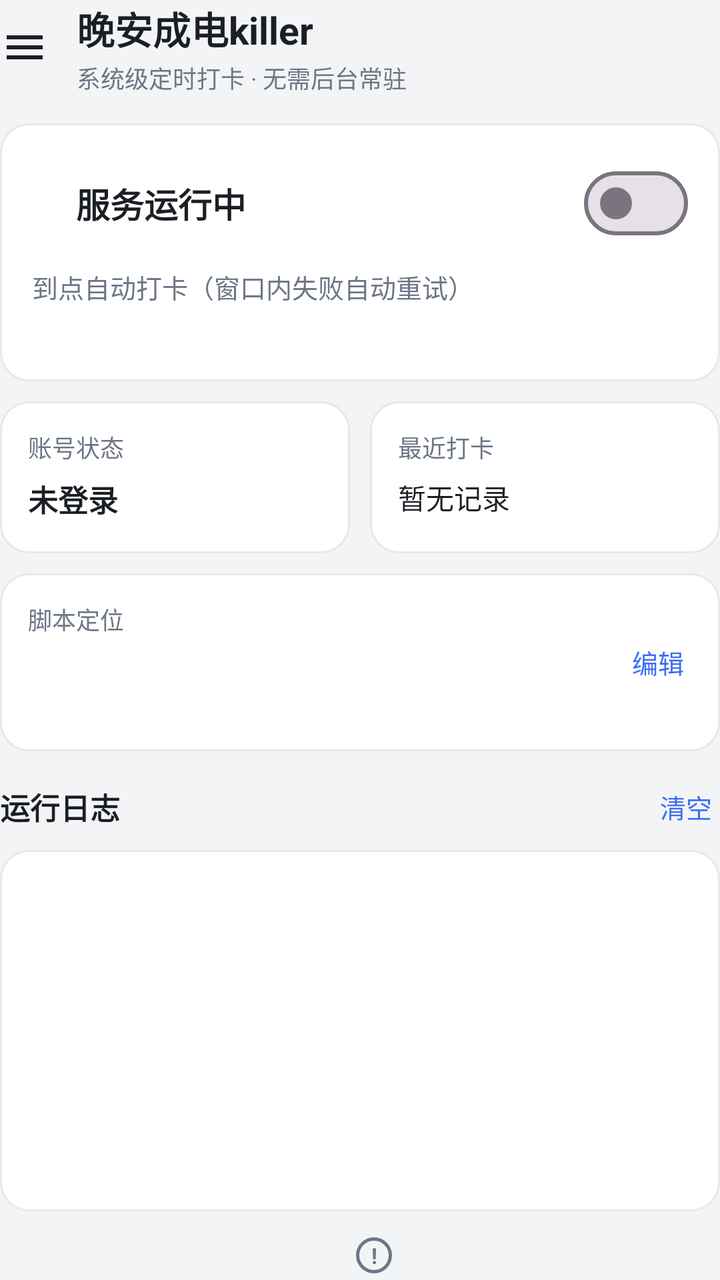
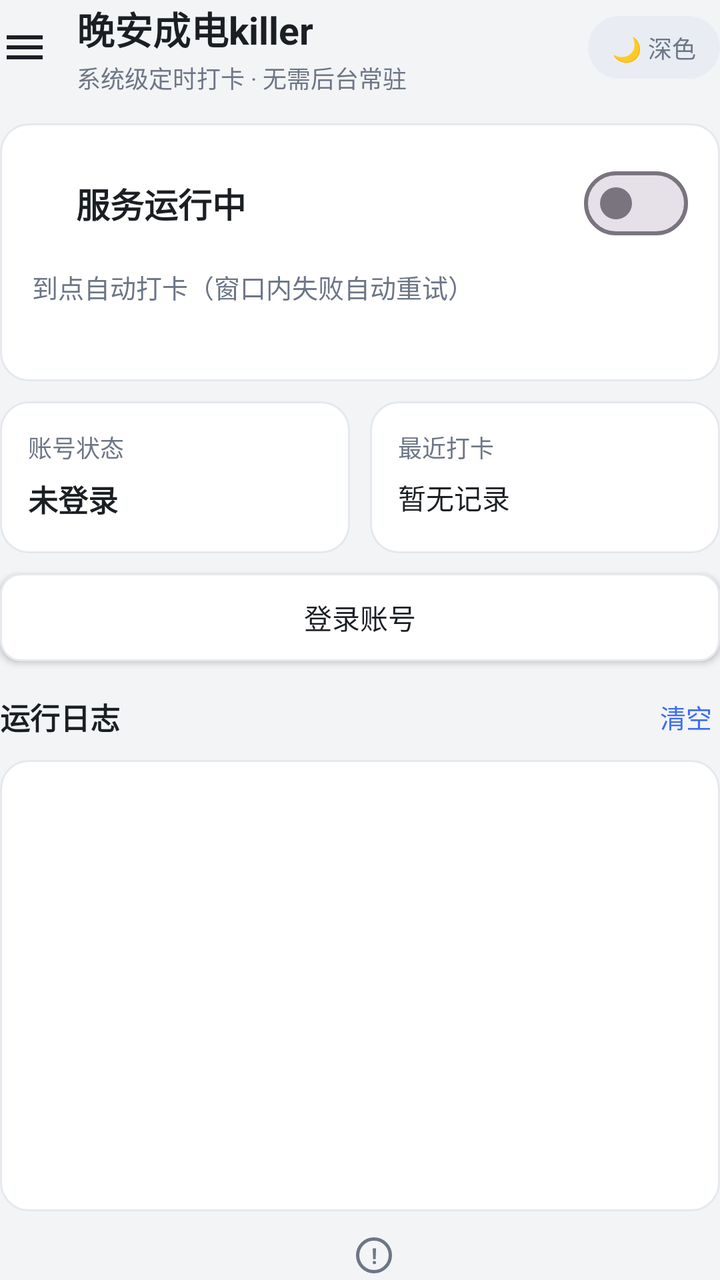

The first picture is an Android layout as it rendered before a commit; the second is the same layout after the commit. The layout source and the unified diff follow.
<!-- AndroidManifest.xml: application theme Theme.GNCheckin -->
<!-- res/layout/activity_main.xml -->
<?xml version="1.0" encoding="utf-8"?>
<androidx.drawerlayout.widget.DrawerLayout xmlns:android="http://schemas.android.com/apk/res/android"
    android:id="@+id/drawerLayout"
    android:layout_width="match_parent"
    android:layout_height="match_parent">

    
    <LinearLayout
        android:id="@+id/mainContent"
        android:layout_width="match_parent"
        android:layout_height="match_parent"
        android:animateLayoutChanges="true"
        android:background="@color/bg"
        android:orientation="vertical">

        
        <LinearLayout
            android:layout_width="match_parent"
            android:layout_height="wrap_content"
            android:gravity="center_vertical"
            android:orientation="horizontal">

            <ImageView
                android:id="@+id/btnMenu"
                android:layout_width="40dp"
                android:layout_height="40dp"
                android:layout_marginStart="-8dp"
                android:background="?attr/selectableItemBackgroundBorderless"
                android:contentDescription="@string/menu_cd"
                android:padding="8dp"
                android:src="@drawable/ic_menu" />

            <LinearLayout
                android:layout_width="0dp"
                android:layout_height="wrap_content"
                android:layout_marginStart="6dp"
                android:layout_weight="1"
                android:orientation="vertical">

                <TextView
                    android:layout_width="wrap_content"
                    android:layout_height="wrap_content"
                    android:text="@string/app_name"
                    android:textColor="@color/text_primary"
                    android:textSize="19sp"
                    android:textStyle="bold" />

                <TextView
                    android:layout_width="wrap_content"
                    android:layout_height="wrap_content"
                    android:layout_marginTop="2dp"
                    android:text="@string/dashboard_subtitle"
                    android:textColor="@color/text_secondary"
                    android:textSize="12sp" />
            </LinearLayout>

            
        </LinearLayout>

    
    <LinearLayout
        android:layout_width="match_parent"
        android:layout_height="wrap_content"
        android:layout_marginTop="14dp"
        android:background="@drawable/bg_card"
        android:orientation="vertical"
        android:padding="16dp">

        <LinearLayout
            android:layout_width="match_parent"
            android:layout_height="wrap_content"
            android:gravity="center_vertical"
            android:orientation="horizontal">

            <View
                android:id="@+id/dotStatus"
                android:layout_width="12dp"
                android:layout_height="12dp" />

            <TextView
                android:id="@+id/tvServiceTitle"
                android:layout_width="0dp"
                android:layout_height="wrap_content"
                android:layout_marginStart="10dp"
                android:layout_weight="1"
                android:text="@string/service_on_title"
                android:textColor="@color/text_primary"
                android:textSize="17sp"
                android:textStyle="bold" />

            <ProgressBar
                android:id="@+id/progressBusy"
                style="?android:attr/progressBarStyleSmall"
                android:layout_width="wrap_content"
                android:layout_height="wrap_content"
                android:layout_marginEnd="12dp"
                android:indeterminateTint="@color/accent"
                android:visibility="gone" />

            <com.google.android.material.materialswitch.MaterialSwitch
                android:id="@+id/switchService"
                android:layout_width="wrap_content"
                android:layout_height="wrap_content" />
        </LinearLayout>

        <TextView
            android:id="@+id/tvServiceSub"
            android:layout_width="match_parent"
            android:layout_height="wrap_content"
            android:layout_marginTop="8dp"
            android:text="@string/service_on_sub"
            android:textColor="@color/text_secondary"
            android:textSize="13sp" />

        <TextView
            android:id="@+id/tvNext"
            android:layout_width="match_parent"
            android:layout_height="wrap_content"
            android:layout_marginTop="4dp"
            android:textColor="@color/text_secondary"
            android:textSize="13sp" />
    </LinearLayout>

    
    <LinearLayout
        android:layout_width="match_parent"
        android:layout_height="wrap_content"
        android:layout_marginTop="10dp"
        android:orientation="horizontal">

        <LinearLayout
            android:id="@+id/cardAccount"
            android:layout_width="0dp"
            android:layout_height="match_parent"
            android:layout_weight="1"
            android:background="@drawable/bg_card"
            android:clickable="true"
            android:focusable="true"
            android:foreground="?attr/selectableItemBackground"
            android:minHeight="76dp"
            android:orientation="vertical"
            android:padding="14dp">

            <TextView
                android:layout_width="wrap_content"
                android:layout_height="wrap_content"
                android:text="@string/account_label"
                android:textColor="@color/text_secondary"
                android:textSize="12sp" />

            <TextView
                android:id="@+id/tvAccount"
                android:layout_width="wrap_content"
                android:layout_height="wrap_content"
                android:layout_marginTop="6dp"
                android:text="@string/not_logged"
                android:textColor="@color/text_primary"
                android:textSize="15sp"
                android:textStyle="bold" />
        </LinearLayout>

        <LinearLayout
            android:layout_width="0dp"
            android:layout_height="match_parent"
            android:layout_marginStart="10dp"
            android:layout_weight="1"
            android:background="@drawable/bg_card"
            android:minHeight="76dp"
            android:orientation="vertical"
            android:padding="14dp">

            <TextView
                android:layout_width="wrap_content"
                android:layout_height="wrap_content"
                android:text="@string/last_label"
                android:textColor="@color/text_secondary"
                android:textSize="12sp" />

            <TextView
                android:id="@+id/tvLast"
                android:layout_width="match_parent"
                android:layout_height="wrap_content"
                android:layout_marginTop="6dp"
                android:ellipsize="end"
                android:maxLines="2"
                android:text="@string/no_record"
                android:textColor="@color/text_primary"
                android:textSize="14sp" />
        </LinearLayout>
    </LinearLayout>

    
    <LinearLayout
        android:id="@+id/cardLocation"
        android:layout_width="match_parent"
        android:layout_height="wrap_content"
        android:layout_marginTop="10dp"
        android:background="@drawable/bg_card"
        android:clickable="true"
        android:focusable="true"
        android:foreground="?attr/selectableItemBackground"
        android:gravity="center_vertical"
        android:orientation="horizontal"
        android:padding="14dp">

        <LinearLayout
            android:layout_width="0dp"
            android:layout_height="wrap_content"
            android:layout_weight="1"
            android:orientation="vertical">

            <TextView
                android:layout_width="wrap_content"
                android:layout_height="wrap_content"
                android:text="@string/location_card_title"
                android:textColor="@color/text_secondary"
                android:textSize="12sp" />

            <TextView
                android:id="@+id/tvLocationCoords"
                android:layout_width="wrap_content"
                android:layout_height="wrap_content"
                android:layout_marginTop="6dp"
                android:textColor="@color/text_primary"
                android:textSize="14sp"
                android:textStyle="bold" />

            <TextView
                android:id="@+id/tvLocationDistance"
                android:layout_width="wrap_content"
                android:layout_height="wrap_content"
                android:layout_marginTop="2dp"
                android:textColor="@color/text_secondary"
                android:textSize="12sp" />
        </LinearLayout>

        <TextView
            android:layout_width="wrap_content"
            android:layout_height="wrap_content"
            android:padding="4dp"
            android:text="@string/location_edit"
            android:textColor="@color/accent"
            android:textSize="13sp" />
    </LinearLayout>

    

    
    <LinearLayout
        android:layout_width="match_parent"
        android:layout_height="wrap_content"
        android:layout_marginTop="14dp"
        android:gravity="center_vertical"
        android:orientation="horizontal">

        <TextView
            android:layout_width="0dp"
            android:layout_height="wrap_content"
            android:layout_weight="1"
            android:text="@string/log_section"
            android:textColor="@color/text_primary"
            android:textSize="15sp"
            android:textStyle="bold" />

        <TextView
            android:id="@+id/btnClearLog"
            android:layout_width="wrap_content"
            android:layout_height="wrap_content"
            android:padding="4dp"
            android:text="@string/log_clear"
            android:textColor="@color/accent"
            android:textSize="13sp" />
    </LinearLayout>

    <LinearLayout
        android:layout_width="match_parent"
        android:layout_height="0dp"
        android:layout_marginTop="8dp"
        android:layout_weight="1"
        android:background="@drawable/bg_card"
        android:orientation="vertical"
        android:padding="12dp">

        <ScrollView
            android:id="@+id/scrollConsole"
            android:layout_width="match_parent"
            android:layout_height="0dp"
            android:layout_weight="1"
            android:scrollbars="vertical">

            <TextView
                android:id="@+id/tvConsole"
                android:layout_width="match_parent"
                android:layout_height="wrap_content"
                android:lineSpacingExtra="4dp"
                android:textColor="@color/console_text"
                android:textIsSelectable="true"
                android:textSize="12sp" />
        </ScrollView>
    </LinearLayout>

    
    <LinearLayout
        android:layout_width="match_parent"
        android:layout_height="wrap_content"
        android:layout_marginTop="10dp"
        android:gravity="center"
        android:orientation="horizontal">

        <TextView
            android:id="@+id/tvVersion"
            android:layout_width="wrap_content"
            android:layout_height="wrap_content"
            android:padding="4dp"
            android:textColor="@color/text_secondary"
            android:textSize="12sp" />

        <TextView
            android:id="@+id/btnAbout"
            android:layout_width="18dp"
            android:layout_height="18dp"
            android:layout_marginStart="6dp"
            android:background="@drawable/bg_icon_circle"
            android:contentDescription="@string/about_cd"
            android:foreground="?attr/selectableItemBackgroundBorderless"
            android:gravity="center"
            android:text="!"
            android:textColor="@color/text_secondary"
            android:textSize="11sp"
            android:textStyle="bold" />
    </LinearLayout>
    </LinearLayout>

    
    <LinearLayout
        android:id="@+id/drawerPanel"
        android:layout_width="280dp"
        android:layout_height="match_parent"
        android:layout_gravity="start"
        android:background="@color/card"
        android:orientation="vertical">

        <LinearLayout
            android:layout_width="match_parent"
            android:layout_height="wrap_content"
            android:orientation="vertical"
            android:paddingStart="20dp"
            android:paddingTop="22dp"
            android:paddingEnd="20dp"
            android:paddingBottom="16dp">

            <TextView
                android:layout_width="wrap_content"
                android:layout_height="wrap_content"
                android:text="@string/app_name"
                android:textColor="@color/text_primary"
                android:textSize="18sp"
                android:textStyle="bold" />

            <TextView
                android:layout_width="wrap_content"
                android:layout_height="wrap_content"
                android:layout_marginTop="4dp"
                android:text="@string/drawer_subtitle"
                android:textColor="@color/text_secondary"
                android:textSize="12sp" />
        </LinearLayout>

        <View
            android:layout_width="match_parent"
            android:layout_height="1dp"
            android:background="@color/card_stroke" />

        
        <LinearLayout
            android:id="@+id/rowDark"
            android:layout_width="match_parent"
            android:layout_height="wrap_content"
            android:background="?attr/selectableItemBackground"
            android:clickable="true"
            android:focusable="true"
            android:gravity="center_vertical"
            android:orientation="horizontal"
            android:paddingStart="20dp"
            android:paddingTop="8dp"
            android:paddingEnd="20dp"
            android:paddingBottom="8dp">

            <TextView
                android:layout_width="0dp"
                android:layout_height="wrap_content"
                android:layout_weight="1"
                android:text="@string/drawer_dark"
                android:textColor="@color/text_primary"
                android:textSize="14sp" />

            <com.google.android.material.materialswitch.MaterialSwitch
                android:id="@+id/switchDark"
                android:layout_width="wrap_content"
                android:layout_height="wrap_content" />
        </LinearLayout>

        
        <LinearLayout
            android:id="@+id/menuWindow"
            android:layout_width="match_parent"
            android:layout_height="wrap_content"
            android:background="?attr/selectableItemBackground"
            android:clickable="true"
            android:focusable="true"
            android:orientation="vertical"
            android:paddingStart="20dp"
            android:paddingTop="12dp"
            android:paddingEnd="20dp"
            android:paddingBottom="12dp">

            <TextView
                android:layout_width="wrap_content"
                android:layout_height="wrap_content"
                android:text="@string/drawer_window"
                android:textColor="@color/text_primary"
                android:textSize="14sp" />

            <TextView
                android:id="@+id/tvDrawerWindow"
                android:layout_width="wrap_content"
                android:layout_height="wrap_content"
                android:layout_marginTop="2dp"
                android:textColor="@color/text_secondary"
                android:textSize="12sp" />
        </LinearLayout>

        
        <TextView
            android:id="@+id/menuLocation"
            android:layout_width="match_parent"
            android:layout_height="wrap_content"
            android:background="?attr/selectableItemBackground"
            android:clickable="true"
            android:focusable="true"
            android:paddingStart="20dp"
            android:paddingTop="14dp"
            android:paddingEnd="20dp"
            android:paddingBottom="14dp"
            android:text="@string/location_card_title"
            android:textColor="@color/text_primary"
            android:textSize="14sp" />

        
        <TextView
            android:id="@+id/menuPerms"
            android:layout_width="match_parent"
            android:layout_height="wrap_content"
            android:background="?attr/selectableItemBackground"
            android:clickable="true"
            android:focusable="true"
            android:paddingStart="20dp"
            android:paddingTop="14dp"
            android:paddingEnd="20dp"
            android:paddingBottom="14dp"
            android:text="@string/btn_perms_text"
            android:textColor="@color/text_primary"
            android:textSize="14sp" />

        
        <TextView
            android:id="@+id/menuTest"
            android:layout_width="match_parent"
            android:layout_height="wrap_content"
            android:background="?attr/selectableItemBackground"
            android:clickable="true"
            android:focusable="true"
            android:paddingStart="20dp"
            android:paddingTop="14dp"
            android:paddingEnd="20dp"
            android:paddingBottom="14dp"
            android:text="@string/btn_test_text"
            android:textColor="@color/text_primary"
            android:textSize="14sp" />

        
        <TextView
            android:id="@+id/menuLogin"
            android:layout_width="match_parent"
            android:layout_height="wrap_content"
            android:background="?attr/selectableItemBackground"
            android:clickable="true"
            android:focusable="true"
            android:paddingStart="20dp"
            android:paddingTop="14dp"
            android:paddingEnd="20dp"
            android:paddingBottom="14dp"
            android:text="@string/btn_login_text"
            android:textColor="@color/text_primary"
            android:textSize="14sp" />
    </LinearLayout>
</androidx.drawerlayout.widget.DrawerLayout>
<!-- resources referenced by this layout -->
<resources>
  <color name="accent">#3B6CF6</color>
  <color name="bg">#F3F4F6</color>
  <color name="card">#FFFFFF</color>
  <color name="card_stroke">#E5E8EC</color>
  <color name="console_text">#4B5563</color>
  <color name="text_primary">#1B1F24</color>
  <color name="text_secondary">#6C7686</color>
  <!-- drawable bg_card (drawable) -->
  <?xml version="1.0" encoding="utf-8"?>
  <shape xmlns:android="http://schemas.android.com/apk/res/android"
      android:shape="rectangle">
      <solid android:color="@color/card" />
      <stroke
          android:width="1dp"
          android:color="@color/card_stroke" />
      <corners android:radius="14dp" />
  </shape>
  <!-- drawable bg_icon_circle (drawable) -->
  <?xml version="1.0" encoding="utf-8"?>
  <shape xmlns:android="http://schemas.android.com/apk/res/android"
      android:shape="oval">
      <stroke
          android:width="1.5dp"
          android:color="@color/text_secondary" />
  </shape>
  <!-- drawable ic_menu (drawable) -->
  <?xml version="1.0" encoding="utf-8"?>
  <vector xmlns:android="http://schemas.android.com/apk/res/android"
      android:width="24dp"
      android:height="24dp"
      android:viewportWidth="24"
      android:viewportHeight="24">
      <path
          android:fillColor="@color/text_primary"
          android:pathData="M3,6h18v2H3zM3,11h18v2H3zM3,16h18v2H3z" />
  </vector>
  <string name="about_cd">应用介绍</string>
  <string name="account_label">账号状态</string>
  <string name="app_name">晚安成电killer</string>
  <string name="btn_login_text">登录账号</string>
  <string name="btn_perms_text">权限检查</string>
  <string name="btn_test_text">测试打卡</string>
  <string name="dashboard_subtitle">系统级定时打卡 · 无需后台常驻</string>
  <string name="drawer_dark">深色模式</string>
  <string name="drawer_subtitle">晚安成电 · 自动打卡助手</string>
  <string name="drawer_window">调整时间窗口</string>
  <string name="last_label">最近打卡</string>
  <string name="location_card_title">脚本定位</string>
  <string name="location_edit">编辑</string>
  <string name="log_clear">清空</string>
  <string name="log_section">运行日志</string>
  <string name="menu_cd">菜单</string>
  <string name="no_record">暂无记录</string>
  <string name="not_logged">未登录</string>
  <string name="service_on_sub">到点自动打卡（窗口内失败自动重试）</string>
  <string name="service_on_title">服务运行中</string>
  <style name="Theme.GNCheckin" parent="Theme.Material3.DayNight.NoActionBar">
          <item name="colorPrimary">@color/accent</item>
          <item name="colorOnPrimary">@color/accent_text</item>
          <item name="colorSecondary">@color/accent</item>
      </style>
  <color name="accent_text">#FFFFFF</color>
</resources>

<!-- the commit's change to res/layout/activity_main.xml (unified diff, before → after) -->
@@ -54,7 +54,18 @@
                     android:textSize="12sp" />
             </LinearLayout>
 
-            
+            <TextView
+                android:id="@+id/btnTheme"
+                android:layout_width="wrap_content"
+                android:layout_height="wrap_content"
+                android:background="@drawable/bg_pill"
+                android:paddingStart="12dp"
+                android:paddingTop="7dp"
+                android:paddingEnd="12dp"
+                android:paddingBottom="7dp"
+                android:text="@string/theme_dark"
+                android:textColor="@color/text_secondary"
+                android:textSize="12sp" />
         </LinearLayout>
 
     
@@ -190,58 +201,20 @@
     </LinearLayout>
 
     
-    <LinearLayout
-        android:id="@+id/cardLocation"
+
+    
+    <androidx.appcompat.widget.AppCompatButton
+        android:id="@+id/btnLogin"
         android:layout_width="match_parent"
         android:layout_height="wrap_content"
         android:layout_marginTop="10dp"
-        android:background="@drawable/bg_card"
-        android:clickable="true"
-        android:focusable="true"
-        android:foreground="?attr/selectableItemBackground"
-        android:gravity="center_vertical"
-        android:orientation="horizontal"
-        android:padding="14dp">
-
-        <LinearLayout
-            android:layout_width="0dp"
-            android:layout_height="wrap_content"
-            android:layout_weight="1"
-            android:orientation="vertical">
-
-            <TextView
-                android:layout_width="wrap_content"
-                android:layout_height="wrap_content"
-                android:text="@string/location_card_title"
-                android:textColor="@color/text_secondary"
-                android:textSize="12sp" />
-
-            <TextView
-                android:id="@+id/tvLocationCoords"
-                android:layout_width="wrap_content"
-                android:layout_height="wrap_content"
-                android:layout_marginTop="6dp"
-                android:textColor="@color/text_primary"
-                android:textSize="14sp"
-                android:textStyle="bold" />
-
-            <TextView
-                android:id="@+id/tvLocationDistance"
-                android:layout_width="wrap_content"
-                android:layout_height="wrap_content"
-                android:layout_marginTop="2dp"
-                android:textColor="@color/text_secondary"
-                android:textSize="12sp" />
-        </LinearLayout>
-
-        <TextView
-            android:layout_width="wrap_content"
-            android:layout_height="wrap_content"
-            android:padding="4dp"
-            android:text="@string/location_edit"
-            android:textColor="@color/accent"
-            android:textSize="13sp" />
-    </LinearLayout>
+        android:background="@drawable/bg_btn_secondary"
+        android:elevation="0dp"
+        android:minHeight="44dp"
+        android:minWidth="0dp"
+        android:text="@string/btn_login_text"
+        android:textColor="@color/text_primary"
+        android:textSize="14sp" />
 
     
 
@@ -372,33 +345,6 @@
             android:background="@color/card_stroke" />
 
         
-        <LinearLayout
-            android:id="@+id/rowDark"
-            android:layout_width="match_parent"
-            android:layout_height="wrap_content"
-            android:background="?attr/selectableItemBackground"
-            android:clickable="true"
-            android:focusable="true"
-            android:gravity="center_vertical"
-            android:orientation="horizontal"
-            android:paddingStart="20dp"
-            android:paddingTop="8dp"
-            android:paddingEnd="20dp"
-            android:paddingBottom="8dp">
-
-            <TextView
-                android:layout_width="0dp"
-                android:layout_height="wrap_content"
-                android:layout_weight="1"
-                android:text="@string/drawer_dark"
-                android:textColor="@color/text_primary"
-                android:textSize="14sp" />
-
-            <com.google.android.material.materialswitch.MaterialSwitch
-                android:id="@+id/switchDark"
-                android:layout_width="wrap_content"
-                android:layout_height="wrap_content" />
-        </LinearLayout>
 
         
         <LinearLayout
@@ -479,19 +425,5 @@
             android:textSize="14sp" />
 
         
-        <TextView
-            android:id="@+id/menuLogin"
-            android:layout_width="match_parent"
-            android:layout_height="wrap_content"
-            android:background="?attr/selectableItemBackground"
-            android:clickable="true"
-            android:focusable="true"
-            android:paddingStart="20dp"
-            android:paddingTop="14dp"
-            android:paddingEnd="20dp"
-            android:paddingBottom="14dp"
-            android:text="@string/btn_login_text"
-            android:textColor="@color/text_primary"
-            android:textSize="14sp" />
     </LinearLayout>
 </androidx.drawerlayout.widget.DrawerLayout>
<!-- resource entries referenced after the edit -->
@@ -7,6 +7,20 @@
   <color name="console_text">#4B5563</color>
   <color name="text_primary">#1B1F24</color>
   <color name="text_secondary">#6C7686</color>
+  <!-- drawable bg_btn_secondary (drawable) -->
+  <?xml version="1.0" encoding="utf-8"?>
+  <ripple xmlns:android="http://schemas.android.com/apk/res/android"
+      android:color="#33000000">
+      <item>
+          <shape android:shape="rectangle">
+              <solid android:color="@color/card" />
+              <stroke
+                  android:width="1dp"
+                  android:color="@color/card_stroke" />
+              <corners android:radius="10dp" />
+          </shape>
+      </item>
+  </ripple>
   <!-- drawable bg_card (drawable) -->
   <?xml version="1.0" encoding="utf-8"?>
   <shape xmlns:android="http://schemas.android.com/apk/res/android"
@@ -24,6 +38,13 @@
       <stroke
           android:width="1.5dp"
           android:color="@color/text_secondary" />
+  </shape>
+  <!-- drawable bg_pill (drawable) -->
+  <?xml version="1.0" encoding="utf-8"?>
+  <shape xmlns:android="http://schemas.android.com/apk/res/android"
+      android:shape="rectangle">
+      <solid android:color="@color/pill_bg" />
+      <corners android:radius="18dp" />
   </shape>
   <!-- drawable ic_menu (drawable) -->
   <?xml version="1.0" encoding="utf-8"?>
@@ -43,12 +64,10 @@
   <string name="btn_perms_text">权限检查</string>
   <string name="btn_test_text">测试打卡</string>
   <string name="dashboard_subtitle">系统级定时打卡 · 无需后台常驻</string>
-  <string name="drawer_dark">深色模式</string>
   <string name="drawer_subtitle">晚安成电 · 自动打卡助手</string>
   <string name="drawer_window">调整时间窗口</string>
   <string name="last_label">最近打卡</string>
   <string name="location_card_title">脚本定位</string>
-  <string name="location_edit">编辑</string>
   <string name="log_clear">清空</string>
   <string name="log_section">运行日志</string>
   <string name="menu_cd">菜单</string>
@@ -56,11 +75,13 @@
   <string name="not_logged">未登录</string>
   <string name="service_on_sub">到点自动打卡（窗口内失败自动重试）</string>
   <string name="service_on_title">服务运行中</string>
+  <string name="theme_dark">🌙 深色</string>
   <style name="Theme.GNCheckin" parent="Theme.Material3.DayNight.NoActionBar">
           <item name="colorPrimary">@color/accent</item>
           <item name="colorOnPrimary">@color/accent_text</item>
           <item name="colorSecondary">@color/accent</item>
       </style>
+  <color name="pill_bg">#E9EDF3</color>
   <color name="accent_text">#FFFFFF</color>
 </resources>
 
